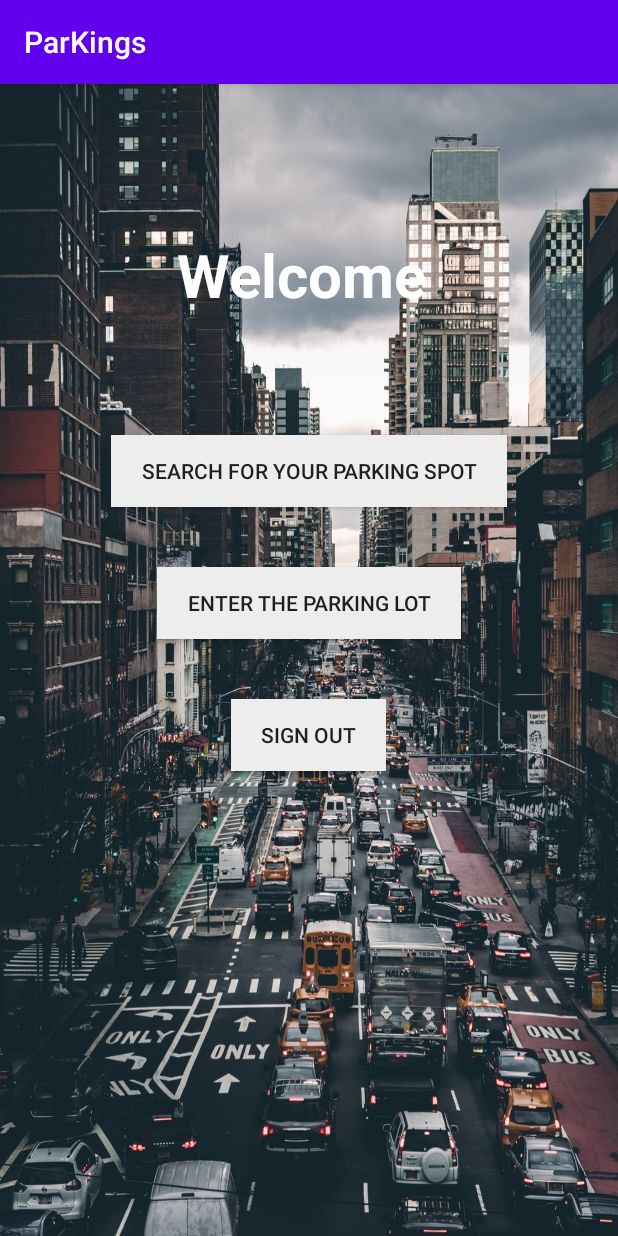
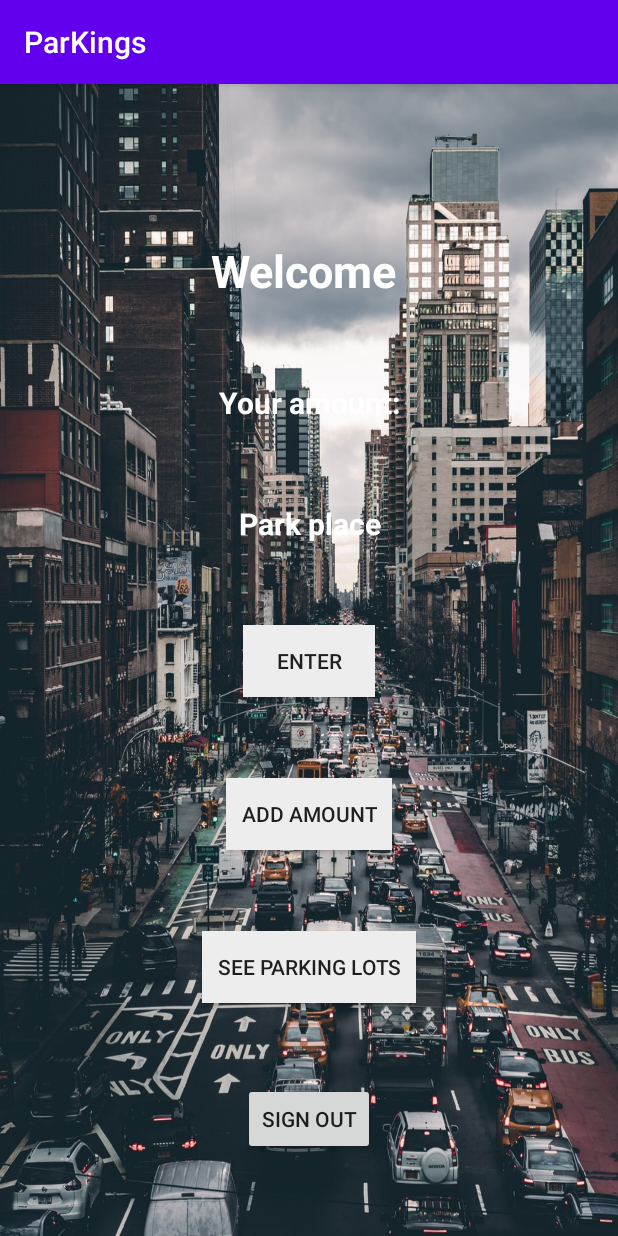
Before and after one commit to MiruGrigoras/ParKings, an Android app: the screen it shows after launch once a user with an empty profile is signed in (MenuActivity), on a phone screen of 412 x 824 dp. Run offline under Robolectric (Android 15) with nearby library versions, the phone set to English and light mode, and no system bars; our stand-ins replace Firebase (no records; nobody signed in at launch, a user with empty details on screens opened directly).

Commit message:
tweaks and added some activities

```diff
--- a/ParKings_final/app/src/main/java/com/si/parkings/MenuActivity.java
+++ b/ParKings_final/app/src/main/java/com/si/parkings/MenuActivity.java
@@ -1,5 +1,6 @@
 package com.si.parkings;
 
+import android.annotation.SuppressLint;
 import android.content.Intent;
 import android.os.Bundle;
 import android.view.View;
@@ -9,6 +10,8 @@ import androidx.annotation.Nullable;
 import androidx.appcompat.app.AppCompatActivity;
 import com.google.firebase.auth.FirebaseAuth;
 import com.google.firebase.auth.FirebaseUser;
+import com.google.firebase.database.DatabaseReference;
+import com.google.firebase.database.FirebaseDatabase;
 
 public class MenuActivity extends AppCompatActivity {
     private FirebaseUser currentUser;
@@ -23,14 +26,31 @@ public class MenuActivity extends AppCompatActivity {
             }
         });
     }
+    @SuppressLint("SetTextI18n")
     private void setText() {
         TextView helloText = findViewById(R.id.helloText);
-       currentUser = FirebaseAuth.getInstance().getCurrentUser();
-       helloText.setText("Welcome " + currentUser.getDisplayName());
+        TextView amountText = findViewById(R.id.amountText);
+        currentUser = FirebaseAuth.getInstance().getCurrentUser();
+        // get current user
+        helloText.setText("Welcome " + currentUser.getDisplayName());
+        // set current amount
+        // amountText.setText("Your amount: " + );
+
+    }
+
+    private void addAmount(){
+        Button addAmountButton = findViewById(R.id.enter_amount_button);
+        addAmountButton.setOnClickListener(new View.OnClickListener(){
+            @Override
+            public void onClick(View v) {
+                startActivity(new Intent(MenuActivity.this, AmountActivity.class));
+            }
+        });
     }
     private void setupUI(){
         setText();
         searchParking();
+        addAmount();
         enterParking();
         signOut();
     }
@@ -40,7 +60,7 @@ public class MenuActivity extends AppCompatActivity {
         enterParkingButton.setOnClickListener(new View.OnClickListener(){
             @Override
             public void onClick(View v) {
-                startActivity(new Intent(MenuActivity.this, EnterParkingActivity.class));
+                //startActivity(new Intent(MenuActivity.this, EnterParkingActivity.class));
             }
         });
     }
--- a/ParKings_final/app/src/main/java/com/si/parkings/ParkingLots.java
+++ b/ParKings_final/app/src/main/java/com/si/parkings/ParkingLots.java
@@ -6,8 +6,8 @@ public class ParkingLots {
     public String lat;
     public String lng;
     public String title;
-    public String qr_code_enter;
-    public String qr_code_exit;
+    public String qr_code;
+    public Boolean needs_to_lift;
     public ArrayList<Spot> spots;
     public String price;
 }
--- a/ParKings_final/app/src/main/java/com/si/parkings/ParkingPlacesActivity.java
+++ b/ParKings_final/app/src/main/java/com/si/parkings/ParkingPlacesActivity.java
@@ -84,7 +84,7 @@ public class ParkingPlacesActivity extends FragmentActivity implements
                     mMap.addMarker(new MarkerOptions()
                             .position(Park1)
                             .title(parkingLot.title)
-                            .snippet("Available places: " + available_spots));
+                            .snippet("Places: " + available_spots + " / Fee: " + parkingLot.price + " RON/h"));
                 }
             }
 
--- a/ParKings_final/app/src/main/java/com/si/parkings/SearchParkingActivity.java
+++ /dev/null
@@ -1,6 +0,0 @@
-package com.si.parkings;
-
-import androidx.appcompat.app.AppCompatActivity;
-
-public class SearchParkingActivity extends AppCompatActivity {
-}
--- a/ParKings_final/app/src/main/res/layout/activity_menu.xml
+++ b/ParKings_final/app/src/main/res/layout/activity_menu.xml
@@ -4,82 +4,102 @@
     xmlns:tools="http://schemas.android.com/tools"
     android:layout_width="match_parent"
     android:layout_height="match_parent"
-    tools:context=".MenuActivity"
-    android:background="@drawable/citytraffic">
+    android:background="@drawable/citytraffic"
+    tools:context=".MenuActivity">
 
-    <LinearLayout
-        android:layout_width="match_parent"
-        android:layout_height="match_parent"
-        android:orientation="vertical">
+
     <TextView
         android:id="@+id/helloText"
+        android:layout_width="match_parent"
+        android:layout_height="wrap_content"
+        android:layout_marginTop="50dp"
+        android:baselineAligned="false"
+        android:ems="10"
+        android:gravity="center"
+        android:text="Welcome"
+        android:textColor="#FFFFFF"
+        android:textSize="30sp"
+        android:textStyle="bold"
+        app:layout_constraintTop_toTopOf="parent"
+        app:layout_constraintBottom_toTopOf="@id/amountText"
+        app:layout_constraintLeft_toLeftOf="parent"
+        app:layout_constraintRight_toRightOf="parent" />
+
+    <TextView
+        android:id="@+id/amountText"
+        android:layout_width="match_parent"
+        android:layout_height="wrap_content"
+        android:ems="10"
+        android:gravity="center"
+        android:text="Your amount:"
+        android:textColor="#FFFFFF"
+        android:textSize="20sp"
+        android:textStyle="bold"
+        app:layout_constraintTop_toBottomOf="@id/helloText"
+        app:layout_constraintBottom_toTopOf="@id/parkText"
+        app:layout_constraintLeft_toLeftOf="parent"
+        app:layout_constraintRight_toRightOf="parent" />
+
+    <TextView
+        android:id="@+id/parkText"
+        android:layout_width="match_parent"
+        android:layout_height="wrap_content"
+        android:ems="10"
+        android:gravity="center"
+        android:text="Park place"
+        android:textColor="#FFFFFF"
+        android:textSize="20sp"
+        android:textStyle="bold"
+        app:layout_constraintTop_toBottomOf="@id/amountText"
+        app:layout_constraintBottom_toTopOf="@id/enter_parking_button"
+        app:layout_constraintLeft_toLeftOf="parent"
+        app:layout_constraintRight_toRightOf="parent"/>
+
+    <Button
+        android:id="@+id/enter_parking_button"
         android:layout_width="wrap_content"
         android:layout_height="wrap_content"
-            android:ems="10"
-            android:text="Welcome, %s"
-            android:textColor="#FFFFFF"
-            android:textStyle="bold"
-            android:textSize="40sp"
-            android:layout_marginTop="100dp"
-            android:gravity="center"
-            app:layout_constraintTop_toTopOf="parent"
-            app:layout_constraintLeft_toRightOf="parent"
-            app:layout_constraintRight_toLeftOf="parent"
-            app:layout_constraintBottom_toTopOf="@id/search_parking_button"/>
-        <!--"text=#613637" -->
+        android:background="@color/signoutButton"
+        android:padding="10dp"
+        android:text="Enter"
+        app:layout_constraintTop_toBottomOf="@id/parkText"
+        app:layout_constraintBottom_toTopOf="@id/enter_amount_button"
+        app:layout_constraintLeft_toLeftOf="parent"
+        app:layout_constraintRight_toRightOf="parent" />
+
+    <Button
+        android:id="@+id/enter_amount_button"
+        android:layout_width="wrap_content"
+        android:layout_height="wrap_content"
+        android:background="@color/signoutButton"
+        android:padding="10dp"
+        android:text="Add amount"
+        app:layout_constraintTop_toBottomOf="@id/enter_parking_button"
+        app:layout_constraintBottom_toTopOf="@id/search_parking_button"
+        app:layout_constraintLeft_toLeftOf="parent"
+        app:layout_constraintRight_toRightOf="parent" />
 
     <Button
         android:id="@+id/search_parking_button"
         android:layout_width="wrap_content"
         android:layout_height="wrap_content"
-            android:text="Search for your parking spot"
-            android:layout_gravity="center"
-            android:paddingLeft="@dimen/button_padding"
-            android:paddingRight="@dimen/button_padding"
-            android:layout_marginTop="80dp"
-            android:layout_marginBottom="20dp"
         android:background="@color/signoutButton"
-            app:layout_constraintTop_toBottomOf="@id/helloText"
-            app:layout_constraintLeft_toRightOf="parent"
-            app:layout_constraintRight_toLeftOf="parent"
-            app:layout_constraintBottom_toTopOf="@id/enter_parking_button">
-        </Button>
-
-        <Button
-            android:id="@+id/enter_parking_button"
-            android:layout_width="wrap_content"
-            android:layout_height="wrap_content"
-            android:text="Enter the parking lot"
-            android:layout_gravity="center"
-            android:paddingLeft="@dimen/button_padding"
-            android:paddingRight="@dimen/button_padding"
-            android:layout_marginTop="20dp"
-            android:layout_marginBottom="20dp"
-            android:background="@color/signoutButton"
-            app:layout_constraintTop_toBottomOf="@id/search_parking_button"
-            app:layout_constraintLeft_toRightOf="parent"
-            app:layout_constraintRight_toLeftOf="parent"
-            app:layout_constraintBottom_toTopOf="@id/signout_button">
-        </Button>
+        android:padding="10dp"
+        android:text="See parking lots"
+        app:layout_constraintTop_toBottomOf="@id/enter_amount_button"
+        app:layout_constraintBottom_toTopOf="@id/signout_button"
+        app:layout_constraintLeft_toLeftOf="parent"
+        app:layout_constraintRight_toRightOf="parent" />
 
     <Button
         android:id="@+id/signout_button"
         android:layout_width="wrap_content"
         android:layout_height="wrap_content"
+        android:padding="10dp"
         android:text="Sign out"
-            android:layout_gravity="center"
-            android:paddingLeft="@dimen/button_padding"
-            android:paddingRight="@dimen/button_padding"
-            android:layout_marginTop="20dp"
-            android:layout_marginBottom="20dp"
-            android:background="@color/signoutButton"
-            app:layout_constraintTop_toBottomOf="@id/enter_parking_button"
-            app:layout_constraintLeft_toRightOf="parent"
-            app:layout_constraintRight_toLeftOf="parent"
-            app:layout_constraintBottom_toBottomOf="parent">
-        </Button>
-
-    </LinearLayout>
-
+        app:layout_constraintTop_toBottomOf="@id/search_parking_button"
+        app:layout_constraintBottom_toBottomOf="parent"
+        app:layout_constraintLeft_toLeftOf="parent"
+        app:layout_constraintRight_toRightOf="parent" />
 
 </androidx.constraintlayout.widget.ConstraintLayout>
--- a/ParKings_final/app/src/main/res/values/styles.xml
+++ b/ParKings_final/app/src/main/res/values/styles.xml
@@ -8,4 +8,12 @@
         <item name="colorAccent">@color/colorAccent</item>
     </style>
 
+    <!-- Pop up window -->
+    <style name="AppTheme.PopUpWindow" parent="Theme.AppCompat.Light.NoActionBar">
+        <item name="android:windowIsTranslucent">true</item>
+        <item name="android:windowCloseOnTouchOutside">true</item>
+    </style>
+
+
+
 </resources>
--- a/ParKings_final/build.gradle
+++ b/ParKings_final/build.gradle
@@ -8,7 +8,7 @@ buildscript {
 
     }
     dependencies {
-        classpath 'com.android.tools.build:gradle:3.6.1'
+        classpath 'com.android.tools.build:gradle:3.6.3'
         classpath 'com.google.gms:google-services:4.3.3'
 
         // NOTE: Do not place your application dependencies here; they belong
```
Also changed, not shown: ParKings_final/app/src/main/AndroidManifest.xml (+6 -4 lines), ParKings_final/app/src/main/java/com/si/parkings/AmountActivity.java (added, +33 -0 lines), ParKings_final/app/src/main/java/com/si/parkings/EnterParkingActivity.java (deleted, +0 -7 lines), ParKings_final/app/src/main/java/com/si/parkings/ParkPlaceActivity.java (added, +14 -0 lines), ParKings_final/app/src/main/res/layout/activity_amount.xml (added, +34 -0 lines), ParKings_final/app/src/main/res/layout/activity_park_place.xml (added, +9 -0 lines). Lines whose indentation alone changed are shown as unchanged.
